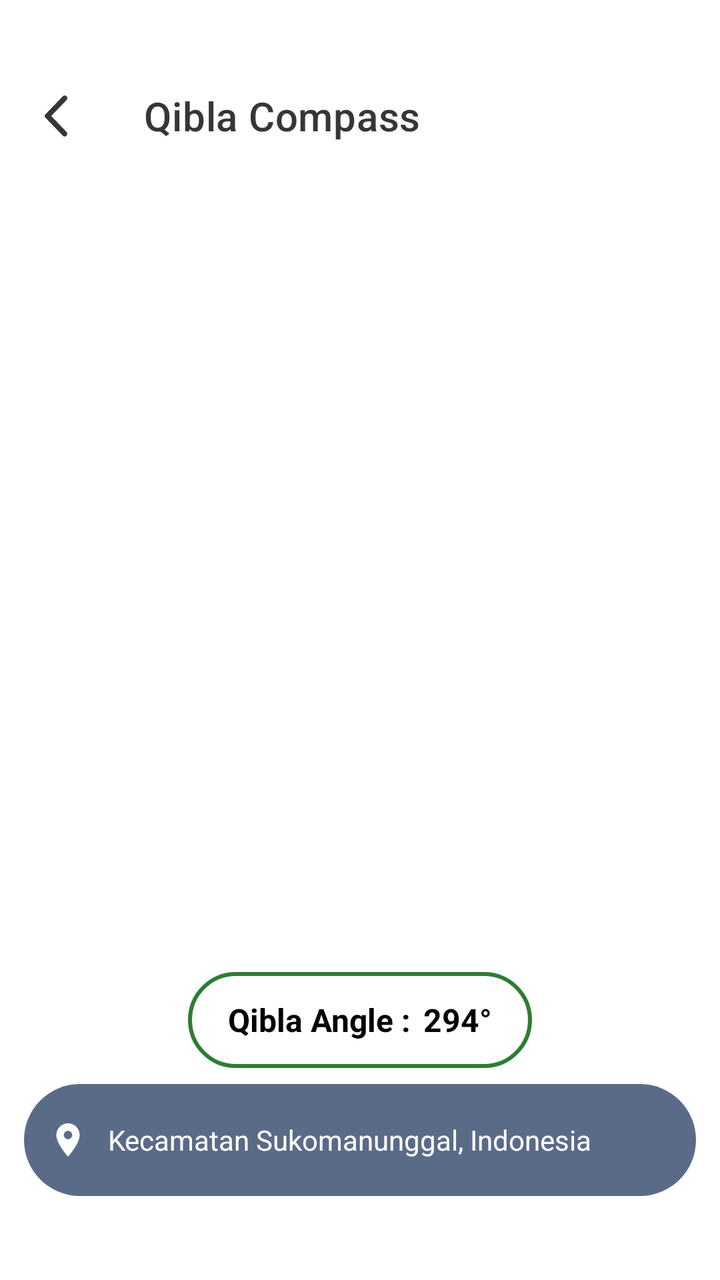
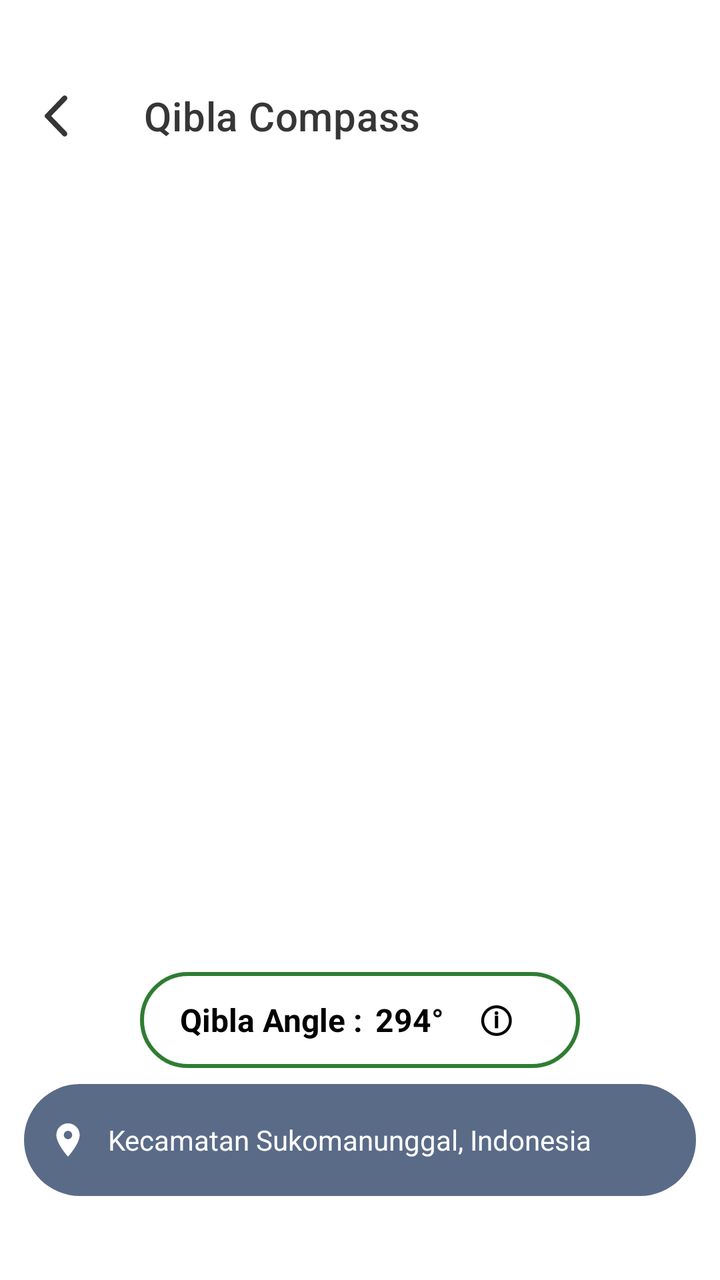

Compare the two renders of this Android layout. The source of the first and the diff that turns it into the second are given below.
<!-- AndroidManifest.xml: application theme AppTheme -->
<!-- res/layout/activity_kiblat.xml -->
<?xml version="1.0" encoding="utf-8"?>
<androidx.constraintlayout.widget.ConstraintLayout xmlns:android="http://schemas.android.com/apk/res/android"
    xmlns:app="http://schemas.android.com/apk/res-auto"
    xmlns:tools="http://schemas.android.com/tools"
    android:layout_width="match_parent"
    android:layout_height="match_parent"
    android:background="@color/white"
    android:paddingTop="30dp"
    android:paddingBottom="30dp"
    tools:context=".ui.arahkiblat.KiblatActivity">

    <androidx.appcompat.widget.Toolbar
        android:id="@+id/toolbar"
        android:layout_width="0dp"
        android:layout_height="56dp"
        android:background="@color/white"
        app:title="@string/titleArahKiblat"
        app:titleTextColor="@color/textToolbarColor"
        app:navigationIcon="@drawable/ic_back"
        app:layout_constraintTop_toTopOf="parent"
        app:layout_constraintStart_toStartOf="parent"
        app:layout_constraintEnd_toEndOf="parent"/>

    <FrameLayout
        android:id="@+id/contentContainer"
        android:layout_width="0dp"
        android:layout_height="0dp"
        app:layout_constraintDimensionRatio="1:1"
        app:layout_constraintTop_toBottomOf="@id/toolbar"
        app:layout_constraintBottom_toTopOf="@id/locationContainer"
        app:layout_constraintStart_toStartOf="parent"
        app:layout_constraintEnd_toEndOf="parent">

        <ImageView
            android:id="@+id/imgCompass"
            android:layout_width="match_parent"
            android:layout_height="match_parent"
            android:layout_gravity="center"
            android:scaleType="fitCenter"
            android:contentDescription="Qibla Compass"/>

        <LinearLayout
            android:id="@+id/calibrationHint"
            android:layout_width="wrap_content"
            android:layout_height="wrap_content"
            android:layout_gravity="top|center_horizontal"
            android:layout_marginTop="16dp"
            android:padding="12dp"
            android:background="@drawable/bg_calibration_hint"
            android:visibility="gone">

            <TextView
                android:layout_width="wrap_content"
                android:layout_height="wrap_content"
                android:text="@string/kalibrasiHint"
                android:textSize="12sp"
                android:textColor="@android:color/white" />
        </LinearLayout>

    </FrameLayout>

    
    <LinearLayout
        android:id="@+id/qiblaAngleContainer"
        android:layout_width="wrap_content"
        android:layout_height="48dp"
        android:layout_marginBottom="8dp"
        android:paddingStart="20dp"
        android:paddingEnd="20dp"
        android:gravity="center"
        android:orientation="horizontal"
        android:background="@drawable/bg_qibla_angle"
        android:elevation="6dp"
        app:layout_constraintBottom_toTopOf="@id/locationContainer"
        app:layout_constraintStart_toStartOf="parent"
        app:layout_constraintEnd_toEndOf="parent">

        
        <TextView
            android:id="@+id/txtQiblaLabel"
            android:layout_width="wrap_content"
            android:layout_height="wrap_content"
            android:text="@string/sudutKiblat"
            android:textSize="16sp"
            android:textStyle="bold"
            android:textColor="#000000"/>

        
        <TextView
            android:id="@+id/txtQiblaValue"
            android:layout_width="wrap_content"
            android:layout_height="wrap_content"
            android:layout_marginStart="6dp"
            android:text="294°"
            android:textSize="16sp"
            android:textStyle="bold"
            android:textColor="#000000"/>

    </LinearLayout>


    <LinearLayout
        android:id="@+id/locationContainer"
        android:layout_width="0dp"
        android:layout_height="56dp"
        android:layout_margin="12dp"
        android:orientation="horizontal"
        android:background="@drawable/bg_location"
        android:padding="12dp"
        android:gravity="center_vertical"
        app:layout_constraintBottom_toBottomOf="parent"
        app:layout_constraintStart_toStartOf="parent"
        app:layout_constraintEnd_toEndOf="parent">

        <ImageView
            android:layout_width="20dp"
            android:layout_height="20dp"
            android:src="@drawable/ic_location_kiblat"
            app:tint="@color/white" />

        <TextView
            android:id="@+id/txtLocation"
            android:layout_width="0dp"
            android:layout_height="wrap_content"
            android:layout_marginStart="10dp"
            android:layout_weight="1"
            android:text="Kecamatan Sukomanunggal, Indonesia"
            android:textColor="@android:color/white"
            android:textSize="14sp"
            android:maxLines="1"
            android:ellipsize="end"/>


    </LinearLayout>
</androidx.constraintlayout.widget.ConstraintLayout>
<!-- resources referenced by this layout -->
<resources>
  <color name="textToolbarColor">#363636</color>
  <color name="white">#FFFFFFFF</color>
  <!-- drawable bg_calibration_hint (drawable) -->
  <shape xmlns:android="http://schemas.android.com/apk/res/android">
      <solid android:color="#CC000000"/>
      <corners android:radius="12dp"/>
  </shape>
  <!-- drawable bg_location (drawable) -->
  <shape xmlns:android="http://schemas.android.com/apk/res/android">
      <solid android:color="@color/header_start"/>
      <corners android:radius="28dp"/>
  </shape>
  <!-- drawable bg_qibla_angle (drawable) -->
  <shape xmlns:android="http://schemas.android.com/apk/res/android">
  
  
      <stroke
          android:width="2dp"
          android:color="#2E7D32"/>
  
      <corners android:radius="24dp"/>
  
  </shape>
  <!-- drawable ic_back (drawable) -->
  <vector xmlns:android="http://schemas.android.com/apk/res/android"
      android:width="25dp"
      android:height="26dp"
      android:viewportWidth="25"
      android:viewportHeight="26">
    <path
        android:pathData="M15.755,22.858L6.979,13.758C6.875,13.65 6.801,13.533 6.757,13.406C6.714,13.28 6.692,13.144 6.693,13C6.693,12.856 6.714,12.72 6.757,12.594C6.8,12.467 6.874,12.35 6.979,12.242L15.755,3.115C15.998,2.862 16.302,2.735 16.667,2.735C17.031,2.735 17.344,2.871 17.604,3.142C17.865,3.412 17.995,3.728 17.995,4.09C17.995,4.451 17.865,4.767 17.604,5.037L9.948,13L17.604,20.962C17.847,21.215 17.969,21.527 17.969,21.897C17.969,22.268 17.839,22.588 17.578,22.858C17.318,23.129 17.014,23.265 16.667,23.265C16.319,23.265 16.016,23.129 15.755,22.858Z"
        android:fillColor="#363636"/>
  </vector>
  <!-- drawable ic_location_kiblat (drawable) -->
  <vector xmlns:android="http://schemas.android.com/apk/res/android"
      android:width="24dp"
      android:height="24dp"
      android:viewportWidth="24"
      android:viewportHeight="24">
  
      <path
          android:fillColor="#FFFFFFFF"
          android:pathData="M12,2
                            C8.13,2 5,5.13 5,9
                            c0,5.25 7,13 7,13
                            s7,-7.75 7,-13
                            c0,-3.87 -3.13,-7 -7,-7z
                            M12,11.5
                            c-1.38,0 -2.5,-1.12 -2.5,-2.5
                            s1.12,-2.5 2.5,-2.5
                            2.5,1.12 2.5,2.5
                            -1.12,2.5 -2.5,2.5z"/>
  </vector>
  <string name="kalibrasiHint">Compass accuracy is low. Move the device in a figure 8.</string>
  <string name="sudutKiblat">Qibla Angle :</string>
  <string name="titleArahKiblat">Qibla Compass</string>
  <style name="AppTheme" parent="Theme.AlKaukaba">
          <item name="android:windowDrawsSystemBarBackgrounds" tools:targetApi="lollipop">true</item>
      </style>
  <color name="header_start">#5A6B88</color>
  <style name="Theme.AlKaukaba" parent="Theme.MaterialComponents.DayNight.NoActionBar">
          
          <item name="colorPrimary">@color/purple_500</item>
          <item name="colorPrimaryVariant">@color/transparent</item>
          <item name="colorOnPrimary">@color/white</item>
          
          <item name="colorSecondary">@color/teal_200</item>
          <item name="colorSecondaryVariant">@color/teal_700</item>
          <item name="colorOnSecondary">@color/black</item>
          
          <item name="android:statusBarColor" tools:targetApi="l">?attr/colorPrimaryVariant</item>
          
      </style>
  <color name="purple_500">#FF6200EE</color>
  <color name="transparent">#00FFFFFF</color>
  <color name="teal_200">#FF03DAC5</color>
  <color name="teal_700">#FF018786</color>
  <color name="black">#FF000000</color>
</resources>

<!-- the commit's change to res/layout/activity_kiblat.xml (unified diff, before → after) -->
@@ -71,6 +71,8 @@
         android:orientation="horizontal"
         android:background="@drawable/bg_qibla_angle"
         android:elevation="6dp"
+        android:clickable="true"
+        android:focusable="true"
         app:layout_constraintBottom_toTopOf="@id/locationContainer"
         app:layout_constraintStart_toStartOf="parent"
         app:layout_constraintEnd_toEndOf="parent">
@@ -95,6 +97,20 @@
             android:textSize="16sp"
             android:textStyle="bold"
             android:textColor="#000000"/>
+
+        <TextView
+            android:id="@+id/btnQiblaDetail"
+            android:layout_width="44dp"
+            android:layout_height="44dp"
+            android:layout_marginStart="4dp"
+            android:gravity="center"
+            android:text="ⓘ"
+            android:textSize="18sp"
+            android:textStyle="bold"
+            android:textColor="#000000"
+            android:clickable="true"
+            android:focusable="true"
+            android:background="?attr/selectableItemBackgroundBorderless"/>
 
     </LinearLayout>
 
